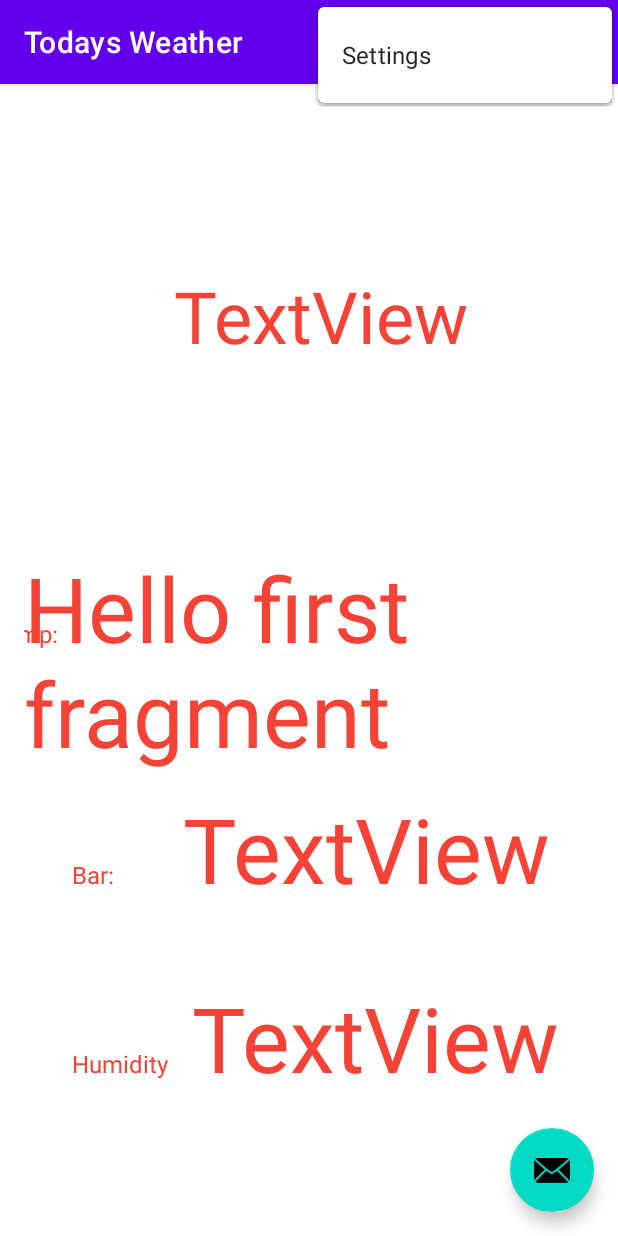
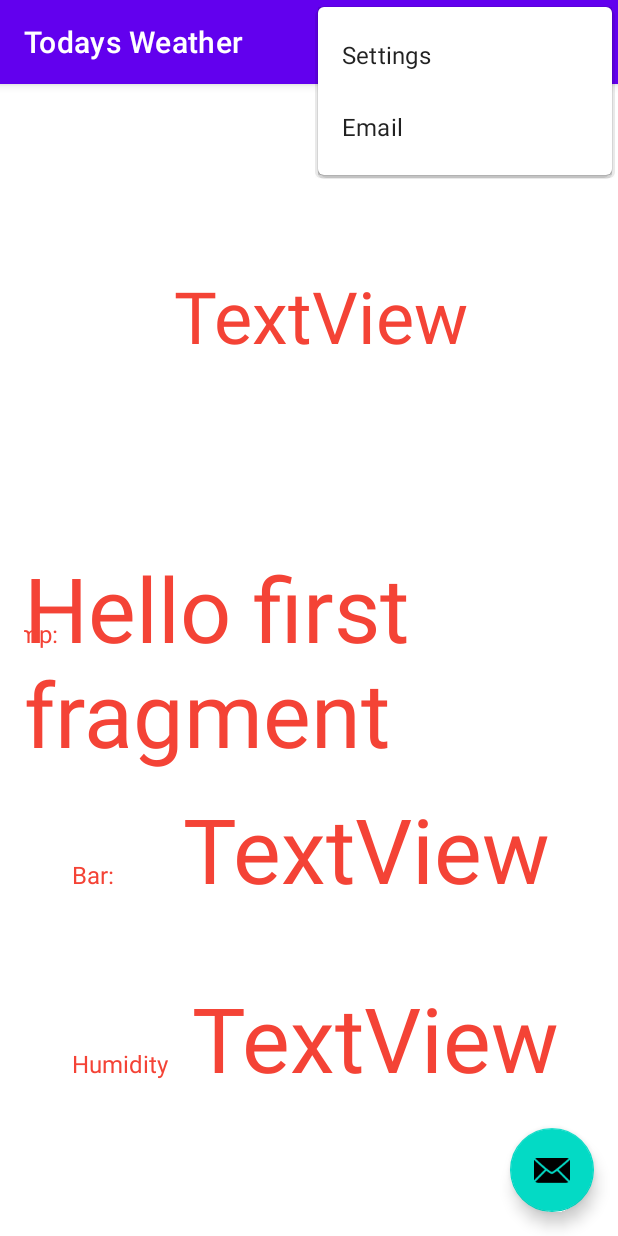
Before and after one commit to AndroidOS/weatherApp, an Android app: the screen it shows after launch (MainActivity), with the options menu open, on a phone screen of 412 x 824 dp. Run offline under Robolectric (Android 15) with nearby library versions, the phone set to English and light mode, and no system bars; our stand-ins replace Picasso, RxJava, navigation-ui; pictures from the network do not load; 2 statements that could not run were skipped.

Commit message:
added menu email (1)

```diff
--- a/app/src/main/java/com/manuelcarvalho/weatherapp/view/MainActivity.kt
+++ b/app/src/main/java/com/manuelcarvalho/weatherapp/view/MainActivity.kt
@@ -54,6 +54,11 @@ class MainActivity : AppCompatActivity() {
         // as you specify a parent activity in AndroidManifest.xml.
         return when (item.itemId) {
             R.id.action_settings -> true
+
+            R.id.action_email -> {
+                //viewModel.menu_email.value = true
+                return true
+            }
             else -> super.onOptionsItemSelected(item)
         }
     }
--- a/app/src/main/res/menu/menu_main.xml
+++ b/app/src/main/res/menu/menu_main.xml
@@ -7,4 +7,10 @@
         android:orderInCategory="100"
         android:title="@string/action_settings"
         app:showAsAction="never" />
+
+    <item
+        android:id="@+id/action_email"
+        android:orderInCategory="105"
+        android:title="@string/action_email"
+        app:showAsAction="never" />
 </menu>
--- a/app/src/main/res/values/strings.xml
+++ b/app/src/main/res/values/strings.xml
@@ -11,4 +11,6 @@
 
     <string name="hello_first_fragment">Hello first fragment</string>
     <string name="hello_second_fragment">Hello second fragment. Arg: %1$s</string>
+
+    <string name="action_email">Email</string>
 </resources>
```
